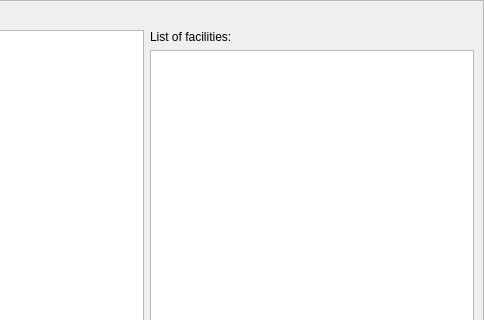
murrple-1/BedChaser, file src/regionframe.ui: the form before one commit; both pictures show x 190 to 674 and y 0 to 320 of the 674 by 520 pixel window.
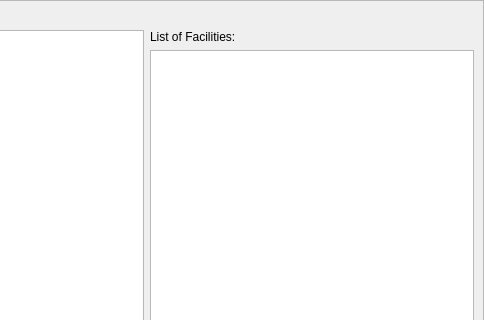
The form after the commit.

Commit message: Adding the Patients List dialog. Minor fixes elsewhere.

```diff
--- a/src/regionframe.ui
+++ b/src/regionframe.ui
@@ -61,7 +61,7 @@
        <item>
         <widget class="QLabel" name="facilitiesListLabel">
          <property name="text">
-          <string>List of facilities:</string>
+          <string>List of Facilities:</string>
          </property>
         </widget>
        </item>
```
The commit also changes 9 other files.
